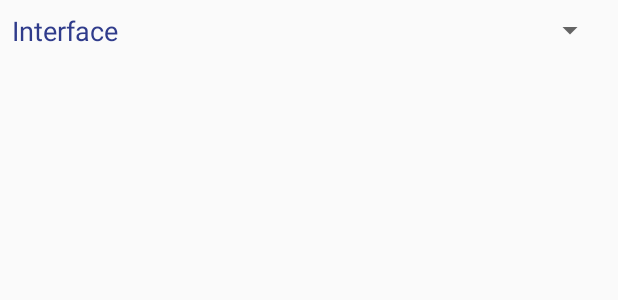
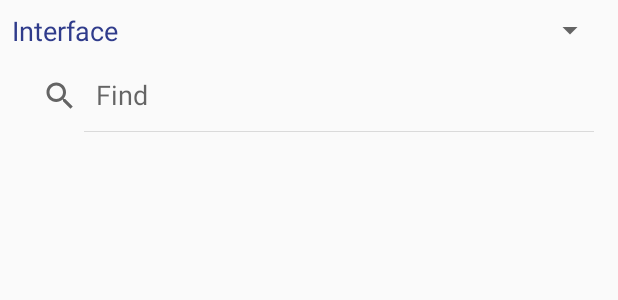
Before and after one commit to SuperG280/XFSHelper, an Android app: the layout content_devices.xml on its own in the app's theme, with its tools: preview values and no code run, on a phone screen of 412 x 824 dp. Shown: the top 300 px of the screen. Run offline under Robolectric (Android 15) with nearby library versions, the phone set to English and light mode, and no system bars.

Commit message:
Añadida búsqueda en la actividad de dispositivos. Eliminada la posibilidad de poner en landscape la actividad de dispositivos porque daba problemas al ocultar el teclado al hacer scroll.

```diff
--- a/app/src/main/res/layout/content_devices.xml
+++ b/app/src/main/res/layout/content_devices.xml
@@ -39,10 +39,24 @@
         android:layout_marginTop="8dp"
         android:layout_marginEnd="8dp"
         android:layout_marginBottom="8dp"
+        android:choiceMode="multipleChoice"
+        android:divider="@null"
         android:dividerHeight="0dp"
-        android:divider="@null"
-        android:choiceMode="multipleChoice"
         app:layout_constraintBottom_toBottomOf="parent"
+        app:layout_constraintEnd_toEndOf="parent"
+        app:layout_constraintStart_toStartOf="parent"
+        app:layout_constraintTop_toBottomOf="@+id/searchView_devices" />
+
+    <SearchView
+        android:id="@+id/searchView_devices"
+        android:layout_width="0dp"
+        android:layout_height="wrap_content"
+        android:layout_marginStart="8dp"
+        android:layout_marginTop="8dp"
+        android:layout_marginEnd="8dp"
+        android:iconifiedByDefault="false"
+        android:imeOptions="actionDone|actionGo"
+        android:queryHint="@string/devices_find_hint"
         app:layout_constraintEnd_toEndOf="parent"
         app:layout_constraintStart_toStartOf="parent"
         app:layout_constraintTop_toBottomOf="@+id/spinner_devices_select" />
--- a/app/src/main/res/values/strings.xml
+++ b/app/src/main/res/values/strings.xml
@@ -29,4 +29,5 @@
     <string name="action_devices_undo_selection">Undo</string>
     <string name="devices_add_result_text">Add:</string>
     <string name="devices_add_result_close">Close</string>
+    <string name="devices_find_hint">Find</string>
 </resources>
```
Also changed, not shown: app/src/main/AndroidManifest.xml (+4 -3 lines), app/src/main/java/com/superg280/dev/xfshelper/AdapterDeviceItem.java (+20 -0 lines), app/src/main/java/com/superg280/dev/xfshelper/DevicesActivity.java (+34 -1 lines), 1 other file.
